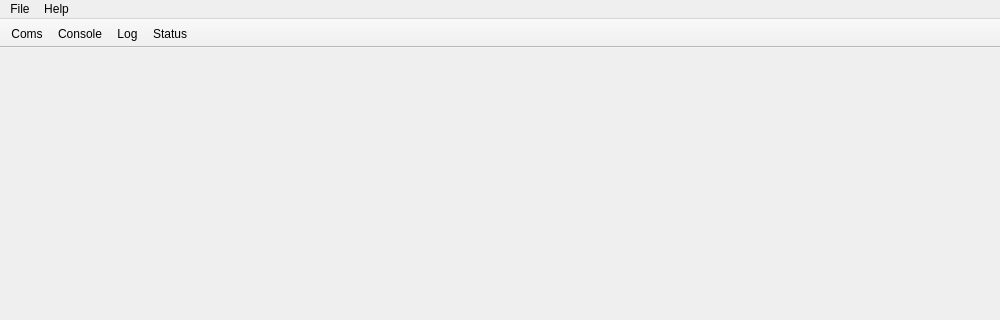
First picture: the form in Software/Interface/ui/mainwindow/mainwindow.ui, repository ElOvo123/Cellcharger, before the edit; both pictures show x 0 to 1000 and y 0 to 320 of the 1000 by 650 pixel window.
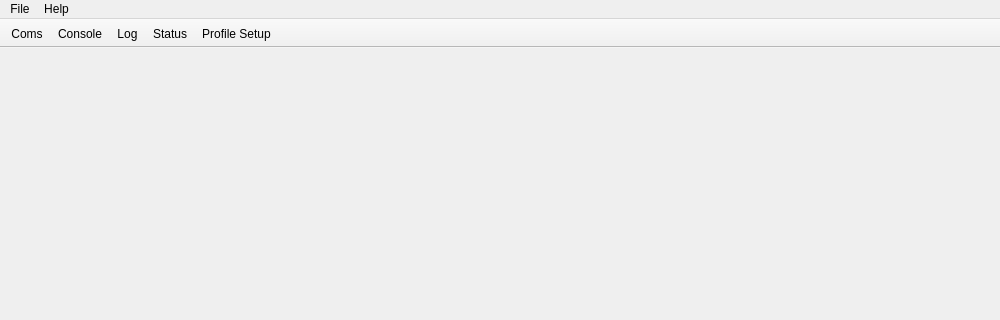
Second picture: the form after the edit. Icons and pictures are not drawn.

Commit message: test profile and code coverage fix

Diff of the .ui file:
```diff
--- a/Software/Interface/ui/mainwindow/mainwindow.ui
+++ b/Software/Interface/ui/mainwindow/mainwindow.ui
@@ -39,6 +39,7 @@
    <addaction name="actionConsole"/>
    <addaction name="actionLog"/>
    <addaction name="actionComsStatus"/>
+   <addaction name="actionProfileSetup"/>
   </widget>
 
   <widget class="QMenuBar" name="menubar">
@@ -108,6 +109,16 @@
     </iconset>
    </property>
   </action>
+  <action name="actionProfileSetup">
+   <property name="text">
+    <string>Profile Setup</string>
+   </property>
+   <property name="icon">
+    <iconset>
+     <normalon>:/images/page.svg</normalon>
+    </iconset>
+   </property>
+  </action>
  </widget>
  <resources/>
  <connections/>
```
The commit also changes 25 other files.
